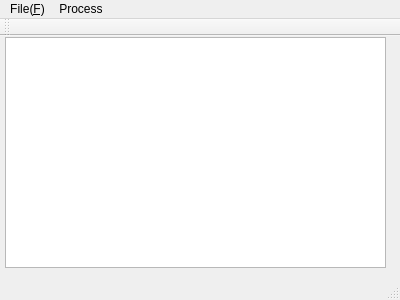
Qt form mainwindow.ui (jiemojiemo/ImageProcessWithQtOpencv) before a commit.
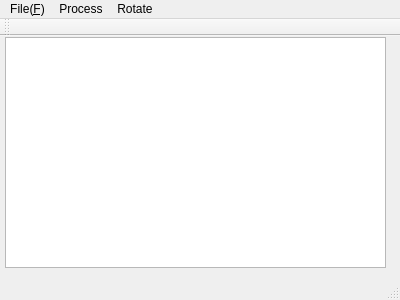
The same form after that commit.

What changed in the file:
```diff
--- a/mainwindow.ui
+++ b/mainwindow.ui
@@ -62,8 +62,16 @@
     </property>
     <addaction name="actionEdge_Detect"/>
    </widget>
+   <widget class="QMenu" name="menuRotate">
+    <property name="title">
+     <string>Rotate</string>
+    </property>
+    <addaction name="actionLeft_90"/>
+    <addaction name="actionRight_90"/>
+   </widget>
    <addaction name="menu_F"/>
    <addaction name="menuProcess"/>
+   <addaction name="menuRotate"/>
   </widget>
   <widget class="QToolBar" name="mainToolBar">
    <attribute name="toolBarArea">
```
Left out of the diff: 10 changed lines with no effect on the pictures.
